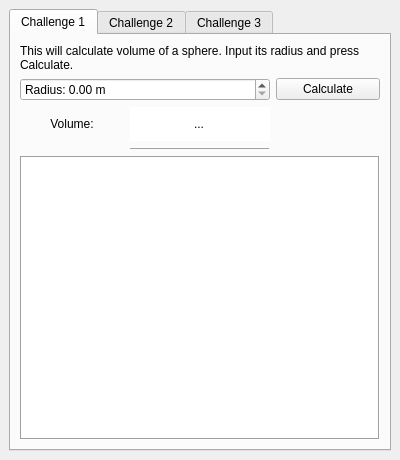
This is CodingChallenge1/mainwindow.ui in Greentaily/col-challenges as Qt 5 draws it before an edit. The edited form follows.
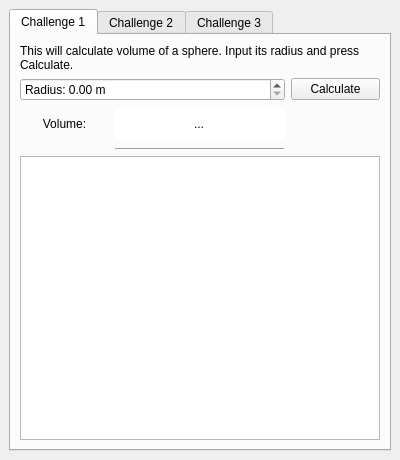
This is the edited form.

Commit message: CodingChallenge1 Update input limits

Diff of the .ui file:
```diff
--- a/CodingChallenge1/mainwindow.ui
+++ b/CodingChallenge1/mainwindow.ui
@@ -61,7 +61,7 @@
           </property>
           <property name="minimumSize">
            <size>
-            <width>140</width>
+            <width>170</width>
             <height>34</height>
            </size>
           </property>
@@ -90,7 +90,7 @@
            <string extracomment="Challenge 1 result suffix"> m³</string>
           </property>
           <property name="maximum">
-           <double>100000000.000000000000000</double>
+           <double>999999999.000000000000000</double>
           </property>
          </widget>
         </item>
@@ -109,7 +109,7 @@
            <number>2</number>
           </property>
           <property name="maximum">
-           <double>9999999.990000000223517</double>
+           <double>620.000000000000000</double>
           </property>
           <property name="singleStep">
            <double>0.010000000000000</double>
@@ -144,7 +144,7 @@
            </sizepolicy>
           </property>
           <property name="frameShape">
-           <enum>QFrame::Box</enum>
+           <enum>QFrame::StyledPanel</enum>
           </property>
          </widget>
         </item>
```
Left out of the diff: 2 changed lines with no effect on the pictures.
